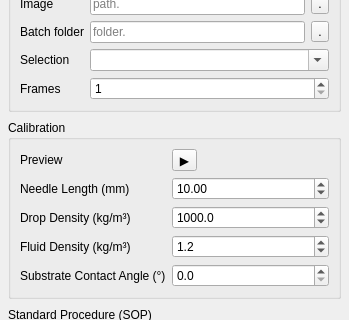
Qt form src/menipy/gui/views/setup_panel.ui (carenaudo/Menipy) before a commit; both pictures show x 0 to 349 and y 193 to 513 of the 349 by 720 pixel window.
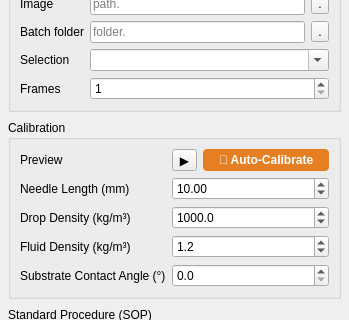
The same form after that commit. Icons and pictures are not drawn.

Commit message: feat: Implement a new base pipeline architecture, add numerous detection and preprocessing plugins, and introduce a GUI setup panel with auto-calibration.

Patch:
```diff
--- a/src/menipy/gui/views/setup_panel.ui
+++ b/src/menipy/gui/views/setup_panel.ui
@@ -174,6 +174,8 @@
        </widget>
       </item>
       <item row="0" column="1">
+       <layout class="QHBoxLayout" name="previewRow">
+        <item>
        <widget class="QToolButton" name="previewBtn">
         <property name="toolTip">
          <string>Preview selected image</string>
@@ -182,6 +184,23 @@
          <string>▶</string>
         </property>
        </widget>
+        </item>
+        <item>
+         <widget class="QPushButton" name="autoCalibrateBtn">
+          <property name="toolTip">
+           <string>Automatically detect ROI, needle, and substrate regions</string>
+          </property>
+          <property name="text">
+           <string>🎯 Auto-Calibrate</string>
+          </property>
+          <property name="styleSheet">
+           <string notr="true">QPushButton { background-color: #E67E22; color: white; border-radius: 4px; padding: 4px 8px; font-weight: bold; }
+QPushButton:hover { background-color: #D35400; }
+QPushButton:disabled { background-color: #bdc3c7; }</string>
+          </property>
+         </widget>
+        </item>
+       </layout>
       </item>
       <item row="1" column="0">
        <widget class="QLabel" name="needleLengthLabel">
```
Lines whose indentation alone changed are shown as unchanged. The commit also changes 52 other files.
